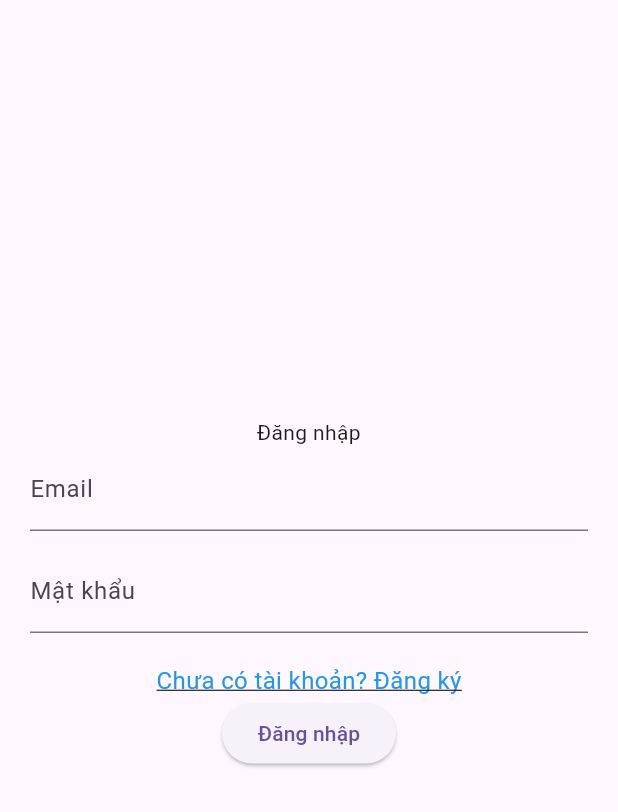
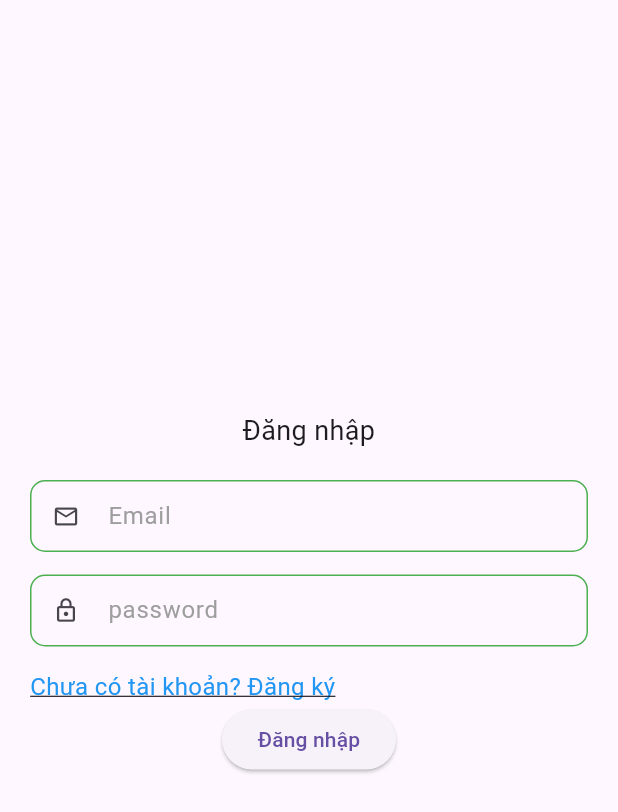
Before and after one commit to hoancong8/chat_flutter, a Flutter app: the LoginScreen screen opened directly, on a phone screen of 412 x 824 dp. Shown: the top 812 px of the screen. Run offline on Flutter 3.47's test engine with Material 3 defaults, Android fonts, the light colour scheme and no system bars; our stand-ins replace cloud_firestore, firebase_auth, firebase_core, firebase_database; accounts and stored records are empty.

Commit message:
add custom test field, change at login_signup use customtextfield

```diff
--- /dev/null
+++ b/lib/CustomTextField.dart
@@ -0,0 +1,88 @@
+import 'package:flutter/material.dart';
+
+class CustomTextField extends StatefulWidget {
+  final TextEditingController controller;
+  final String name;
+  final IconData prefixIcon;
+  final bool obscureText;
+  final TextCapitalization textCapitalization;
+  final TextInputType inputType;
+
+  const CustomTextField({
+    Key? key,
+    required this.controller,
+    required this.name,
+    required this.prefixIcon,
+    this.obscureText = false,
+    this.textCapitalization = TextCapitalization.none,
+    required this.inputType,
+  }) : super(key: key);
+
+  @override
+  State<CustomTextField> createState() => _CustomTextFieldState();
+}
+
+class _CustomTextFieldState extends State<CustomTextField> {
+  late FocusNode _focusNode;
+  bool _hasText = false;
+
+  @override
+  void initState() {
+    super.initState();
+
+    // Lắng nghe khi text thay đổi
+    widget.controller.addListener(() {
+      setState(() {
+        _hasText = widget.controller.text.isNotEmpty;
+      });
+    });
+  }
+
+  @override
+  Widget build(BuildContext context) {
+    return Container(
+      margin: const EdgeInsets.only(bottom: 15),
+      child: TextField(
+        controller: widget.controller,
+
+        obscureText: widget.obscureText,
+        keyboardType: widget.inputType,
+        textCapitalization: widget.textCapitalization,
+        maxLength: 32,
+        maxLines: 1,
+        textAlign: TextAlign.start,
+        style: const TextStyle(color: Colors.black, fontSize: 16),
+        decoration: InputDecoration(
+          prefixIcon: Icon(widget.prefixIcon),
+          suffixIcon:
+              (_hasText)
+                  ? IconButton(
+                    onPressed: () {
+                      widget.controller.clear();
+                      FocusScope.of(
+                        context,
+                      ).requestFocus(_focusNode); // giữ focus
+                    },
+                    icon: const Icon(Icons.close_outlined),
+                  )
+                  : null,
+          isDense: true,
+          labelText: widget.name,
+          counterText: "",
+          labelStyle: const TextStyle(color: Colors.grey),
+          border: const OutlineInputBorder(
+            borderRadius: BorderRadius.all(Radius.circular(10)),
+          ),
+          focusedBorder: const OutlineInputBorder(
+            borderSide: BorderSide(color: Colors.green),
+            borderRadius: BorderRadius.all(Radius.circular(10)),
+          ),
+          enabledBorder: const OutlineInputBorder(
+            borderSide: BorderSide(color: Colors.green),
+            borderRadius: BorderRadius.all(Radius.circular(10)),
+          ),
+        ),
+      ),
+    );
+  }
+}
--- a/lib/login_signup.dart
+++ b/lib/login_signup.dart
@@ -1,4 +1,5 @@
 import 'package:cloud_firestore/cloud_firestore.dart';
+import 'package:demoappprovider/CustomTextField.dart';
 import 'package:demoappprovider/firebase_options.dart';
 import 'package:demoappprovider/firebasetest.dart';
 import 'package:firebase_core/firebase_core.dart';
@@ -10,7 +11,7 @@ void main() async {
   await Firebase.initializeApp(
     options: DefaultFirebaseOptions.web,
   ); // hoặc DefaultFirebaseOptions.currentPlatform
-  runApp(MaterialApp(home: LoginScreen()));
+  runApp(MaterialApp(home: LoginScreen(),debugShowCheckedModeBanner: false,));
 }
 
 class AuthService {
@@ -72,8 +73,18 @@ class LoginScreen extends StatefulWidget {
 class _LoginScreenState extends State<LoginScreen> {
   final emailController = TextEditingController();
   final passwordController = TextEditingController();
-
+  final nameController = TextEditingController();
   String errorMessage = "";
+  @override
+  void initState() {
+    // TODO: implement initState
+    super.initState();
+    setState(() {
+      nameController.addListener(() {
+        print(nameController.text.toString());
+      });
+    });
+  }
 
   @override
   Widget build(BuildContext context) {
@@ -84,21 +95,32 @@ class _LoginScreenState extends State<LoginScreen> {
         child: Column(
           mainAxisAlignment: MainAxisAlignment.center,
           children: [
-            Text("Đăng nhập", textAlign: TextAlign.center),
-            TextField(
+            Text("Đăng nhập", textAlign: TextAlign.center,style: TextStyle(fontSize: 18,),),
+            const SizedBox(height: 20),
+            CustomTextField(
               controller: emailController,
-              decoration: const InputDecoration(labelText: "Email"),
+              name: "Email",
+              prefixIcon: Icons.email_outlined,
+              inputType: TextInputType.emailAddress,
+              textCapitalization: TextCapitalization.words,
             ),
-            const SizedBox(height: 12),
-            TextField(
+            CustomTextField(
               controller: passwordController,
-              decoration: const InputDecoration(labelText: "Mật khẩu"),
+
+              name: "password",
               obscureText: true,
+              prefixIcon: Icons.lock_outlined,
+              inputType: TextInputType.visiblePassword,
+              textCapitalization: TextCapitalization.words,
             ),
-            const SizedBox(height: 20),
-            InkWell(
+
+            Align(
+              alignment: Alignment.bottomLeft,
+              child: InkWell(
+
                 onTap: () {
                   print("Bạn đã nhấn vào");
+
                   Navigator.push(
                     context,
                     MaterialPageRoute(builder: (context) => const signUpScreen()),
@@ -110,6 +132,7 @@ class _LoginScreenState extends State<LoginScreen> {
                     fontSize: 16,
                     color: Colors.blue,
                     decoration: TextDecoration.underline,
+                  ),
                 ),
               ),
             ),
@@ -129,7 +152,10 @@ class _LoginScreenState extends State<LoginScreen> {
                     passwordController.text.trim(),
                   );
                   await AuthService().getUserData(uid);
-
+                  Navigator.push(
+                    context,
+                    MaterialPageRoute(builder: (context) => MyApp()),
+                  );
                   // Ví dụ: điều hướng sang trang chính
                   // Navigator.pushReplacement(context, MaterialPageRoute(builder: (_) => HomePage()));
                 } catch (e) {
@@ -137,10 +163,6 @@ class _LoginScreenState extends State<LoginScreen> {
                     errorMessage = e.toString();
                   });
                 }
-                Navigator.push(
-                  context,
-                  MaterialPageRoute(builder: (context) => MyApp()),
-                );
               },
               child: const Text("Đăng nhập"),
             ),
@@ -167,20 +189,21 @@ class _signUpScreenState extends State<signUpScreen> {
   bool eyebt = true;
   bool clearE = true;
   bool clearPW = true;
-  bool clearRPW= true;
+  bool clearRPW = true;
 
   @override
   void initState() {
     // TODO: implement initState
     super.initState();
-    emailController.addListener(()=>{
+    emailController.addListener(
+      () => {
         setState(() {
           print(emailController.text.toString());
-      })
-    });
+          //hoan số 1
+        }),
+      },
+    );
   }
-
-
   @override
   Widget build(BuildContext context) {
     return Scaffold(
@@ -199,7 +222,6 @@ class _signUpScreenState extends State<signUpScreen> {
                   child: IconButton(
                     onPressed: () => {emailController.clear()},
                     icon: Icon(Icons.clear),
-
                   ),
                 ),
               ),
```
Lines whose indentation alone changed are shown as unchanged.
